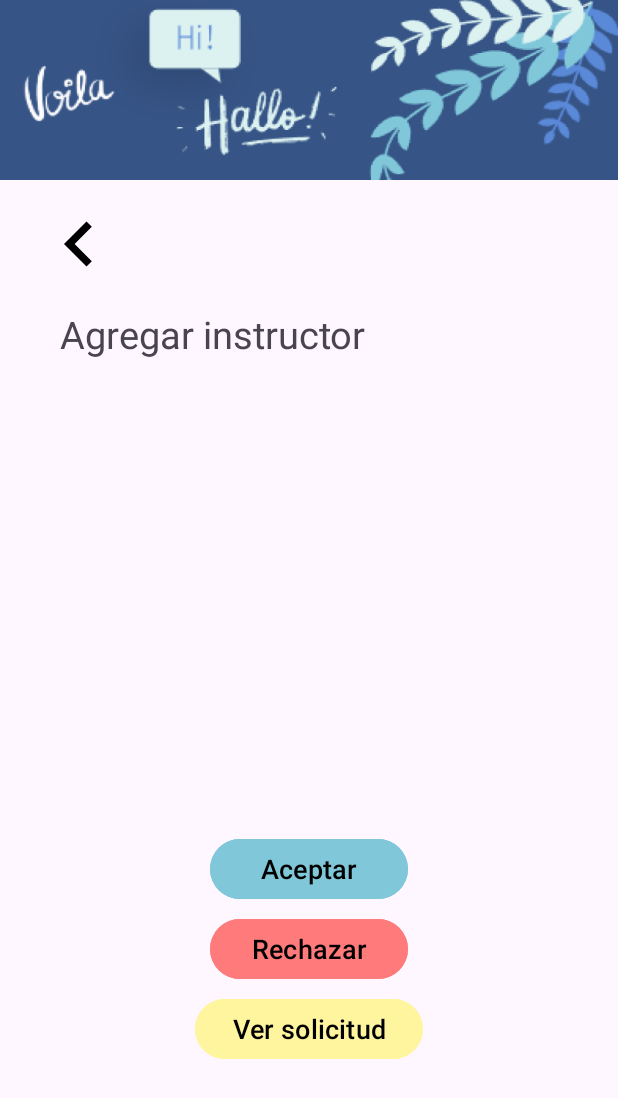
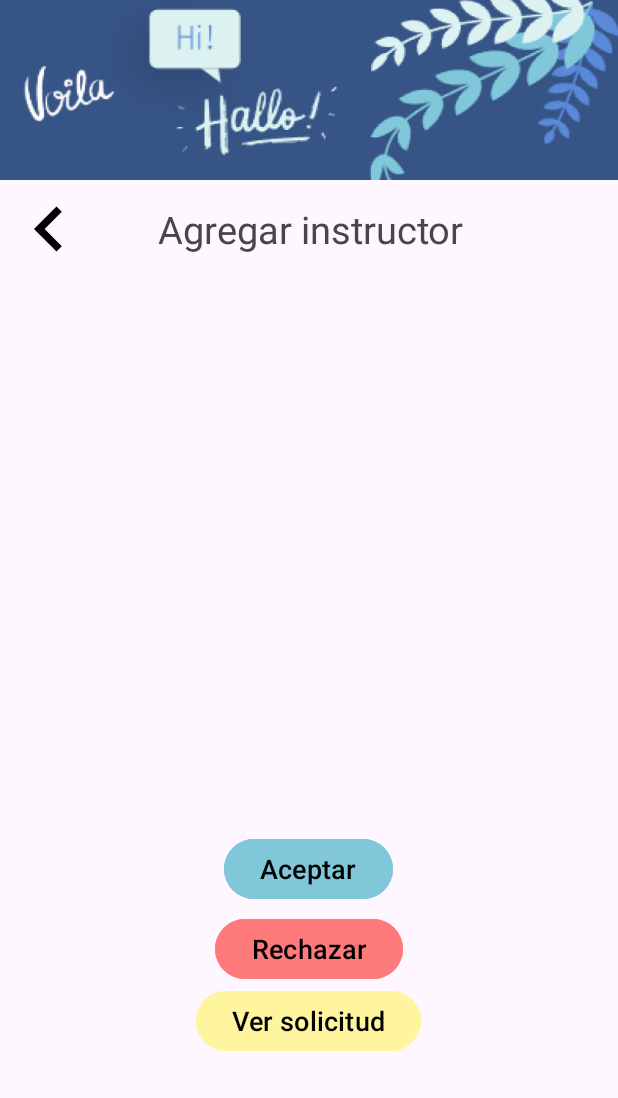
Before and after one commit to luis-cvqz/LanGroup, an Android app: the fragment AgregarInstructorFragment shown on its own in the app's theme, on a phone screen of 412 x 824 dp. Shown: the top 1098 px of the screen. Run offline under Robolectric (Android 15) with nearby library versions, the phone set to English and light mode, and no system bars; our stand-ins replace data binding.

Commit message:
Correcciones a fragments

```diff
--- a/app/src/main/res/layout/fragment_agregar_instructor.xml
+++ b/app/src/main/res/layout/fragment_agregar_instructor.xml
@@ -6,13 +6,18 @@
 
     </data>
 
-    <LinearLayout
+    <ScrollView
         android:layout_width="match_parent"
         android:layout_height="match_parent"
         android:orientation="vertical"
         tools:context=".Instructores.AgregarInstructorFragment">
 
         <!-- TODO: Update blank fragment layout -->
+        <RelativeLayout
+            android:layout_width="match_parent"
+            android:layout_height="match_parent"
+            >
+
             <View
                 android:id="@+id/view_imagen"
                 android:layout_width="match_parent"
@@ -25,8 +30,7 @@
                 android:layout_width="65dp"
                 android:layout_height="65dp"
                 android:src="@drawable/chevron_left"
-            android:layout_marginTop="10dp"
-            android:layout_marginLeft="20dp"
+                android:layout_below="@id/view_imagen"
                 android:background="@color/transparente"
                 />
 
@@ -36,57 +40,60 @@
                 android:layout_height="wrap_content"
                 android:text="Agregar instructor"
                 android:textSize="25dp"
-            android:layout_marginTop="10dp"
-            android:layout_marginLeft="40dp"
+                android:layout_toEndOf="@id/button_regresar"
+                android:layout_below="@id/view_imagen"
+                android:layout_marginStart="40dp"
+                android:layout_marginTop="15dp"
                 />
 
             <TableLayout
                 android:id="@+id/table_instructores"
                 android:layout_width="match_parent"
-            android:layout_height="300dp"
+                android:layout_height="350dp"
+                android:layout_below="@id/button_regresar"
                 android:layout_marginTop="10dp"
-            android:layout_marginLeft="40dp"
-            android:layout_marginRight="40dp"
+                android:layout_marginStart="40dp"
+                android:layout_marginEnd="40dp"
                 />
 
             <Button
                 android:id="@+id/button_aceptar"
-            android:layout_width="match_parent"
+                android:layout_width="wrap_content"
                 android:layout_height="wrap_content"
                 android:textSize="18dp"
                 android:text="Aceptar"
-            android:layout_marginTop="5dp"
-            android:layout_marginLeft="140dp"
-            android:layout_marginRight="140dp"
+                android:layout_below="@id/table_instructores"
+                android:layout_marginTop="10dp"
+                android:layout_centerHorizontal="true"
                 android:textColor="@color/black"
                 android:backgroundTint="@color/azul3"
                 />
 
             <Button
                 android:id="@+id/button_rechazar"
-            android:layout_width="match_parent"
+                android:layout_width="wrap_content"
                 android:layout_height="wrap_content"
                 android:textSize="18dp"
                 android:text="Rechazar"
+                android:layout_below="@id/button_aceptar"
                 android:layout_marginTop="5dp"
-            android:layout_marginLeft="140dp"
-            android:layout_marginRight="140dp"
+                android:layout_centerHorizontal="true"
                 android:textColor="@color/black"
                 android:backgroundTint="@color/rojoClaro"
                 />
 
             <Button
                 android:id="@+id/button_ver_solicitud"
-            android:layout_width="match_parent"
+                android:layout_width="wrap_content"
                 android:layout_height="wrap_content"
                 android:textSize="18dp"
                 android:text="Ver solicitud"
-            android:layout_marginTop="5dp"
-            android:layout_marginLeft="130dp"
-            android:layout_marginRight="130dp"
+                android:layout_below="@id/button_rechazar"
+                android:layout_centerHorizontal="true"
                 android:textColor="@color/black"
                 android:backgroundTint="@color/amarillo"
                 />
 
-    </LinearLayout>
+        </RelativeLayout>
+    </ScrollView>
 </layout>
--- a/app/src/main/res/layout/fragment_buscar_publicacion.xml
+++ b/app/src/main/res/layout/fragment_buscar_publicacion.xml
@@ -26,7 +26,7 @@
                 android:textSize="16dp"
                 android:textColor="@color/black"
                 android:backgroundTint="@color/transparente"
-                android:layout_marginLeft="70dp"
+                android:layout_marginLeft="10dp"
                 />
 
             <Button
@@ -36,7 +36,7 @@
                 android:textSize="16dp"
                 android:textColor="@color/black"
                 android:backgroundTint="@color/transparente"
-                android:layout_marginLeft="10dp"
+                android:layout_marginLeft="30dp"
                 />
 
         </LinearLayout>
```
Also changed, not shown: app/src/main/res/layout/fragment_crear_grupo.xml (+8 -1 lines), app/src/main/res/layout/fragment_modificar_grupo.xml (+10 -2 lines), app/src/main/res/layout/fragment_recuperar_contrasenia.xml (+8 -1 lines). Lines whose indentation alone changed are shown as unchanged.
